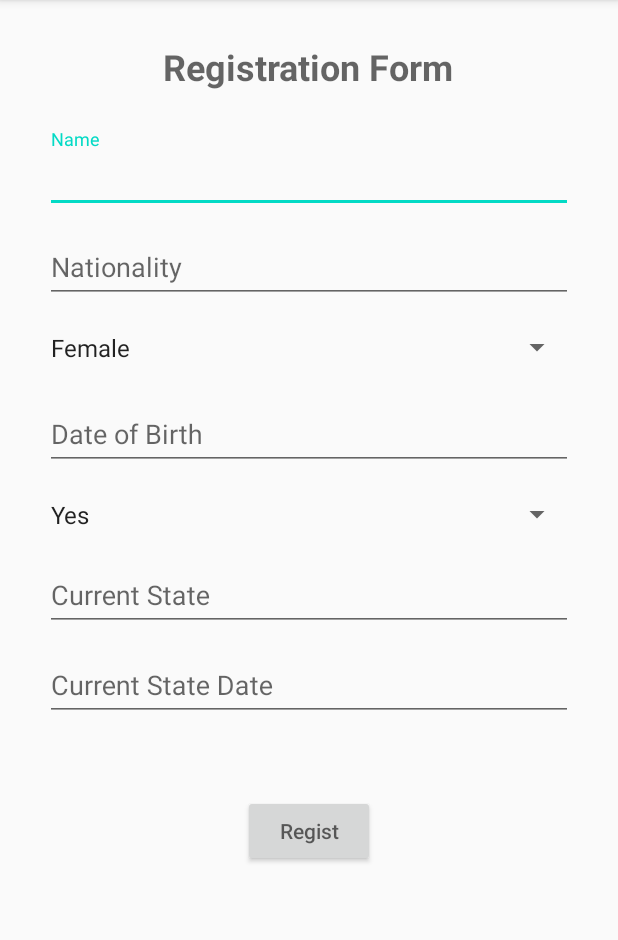
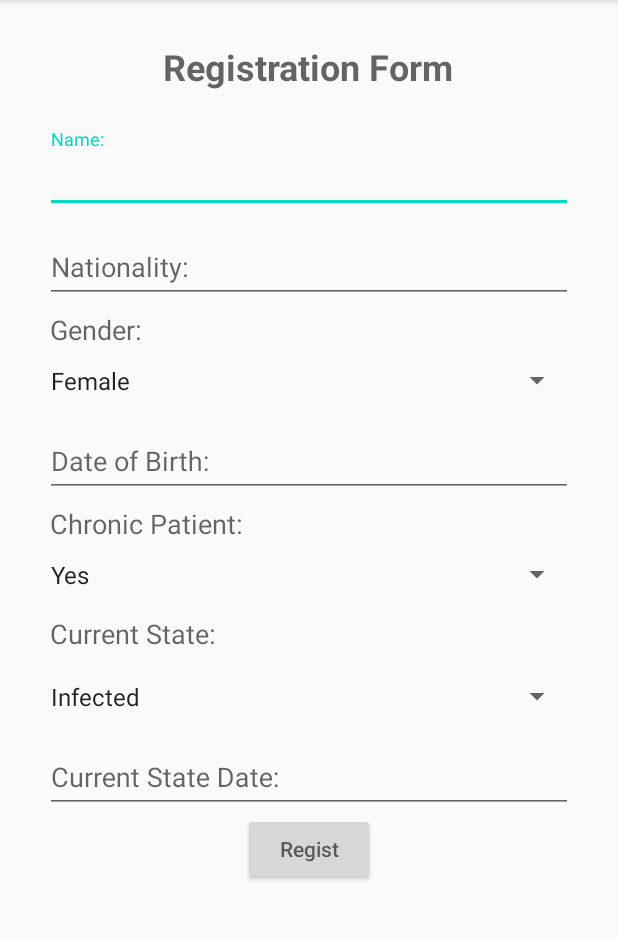
Before and after one commit to BadGomez/Projeto_Final, an Android app: the DisplayCreate screen opened directly, with no data from a screen before it, on a phone screen of 412 x 824 dp, the part 84-1024 px from its top. Run offline under Robolectric (Android 15) with nearby library versions, the phone set to English and light mode, and no system bars.

Commit message:
DropDown EstadoAtual; Atualização do layout para spinner; Traduções necessárias para os spinners.

```diff
--- a/app/src/main/java/com/example/projeto_final/DisplayCreate.java
+++ b/app/src/main/java/com/example/projeto_final/DisplayCreate.java
@@ -29,7 +29,7 @@ public class DisplayCreate extends AppCompatActivity {
         genero.add(getString(R.string.GeneroF));
         genero.add(getString(R.string.GeneroM));
 
-        ArrayAdapter<String> adapter = new ArrayAdapter<String>(this, android.R.layout.simple_spinner_item, genero);
+        ArrayAdapter <String> adapter = new ArrayAdapter<String>(this, android.R.layout.simple_spinner_item, genero);
 
         dropdowngenero.setAdapter(adapter);
 
@@ -54,9 +54,9 @@ public class DisplayCreate extends AppCompatActivity {
         DoencaCronica.add(getString(R.string.DoencaCronicaSim));
         DoencaCronica.add(getString(R.string.DoencaCronicaNao));
 
-        ArrayAdapter<String> adapter2 = new ArrayAdapter<String>(this, android.R.layout.simple_spinner_item, DoencaCronica);
+        ArrayAdapter <String> adapter2 = new ArrayAdapter<String>(this, android.R.layout.simple_spinner_item, DoencaCronica);
 
-        dropdownDoencaCronica.setAdapter((adapter2));
+        dropdownDoencaCronica.setAdapter(adapter2);
 
         dropdownDoencaCronica.setOnItemSelectedListener(new AdapterView.OnItemSelectedListener() {
             @Override
@@ -70,5 +70,32 @@ public class DisplayCreate extends AppCompatActivity {
             }
         });
      //------------------------------------------------------------
+     // ---------- Spinner de seleção do Estado Atual -------------
+
+        Spinner dropdownEstadoAtual;
+        dropdownEstadoAtual = (Spinner) findViewById(R.id.spinnerEstadoAtual);
+
+        final List<String> EstadoAtual = new ArrayList<>();
+        EstadoAtual.add(getString(R.string.EstadoInfetado));
+        EstadoAtual.add(getString(R.string.EstadoRecuperado));
+        EstadoAtual.add(getString(R.string.EstadoCritico));
+        EstadoAtual.add(getString(R.string.EstadoObito));
+
+        ArrayAdapter <String> adapter3 = new ArrayAdapter<String>(this, android.R.layout.simple_spinner_item, EstadoAtual);
+
+        dropdownEstadoAtual.setAdapter(adapter3);
+
+        dropdownEstadoAtual.setOnItemSelectedListener(new AdapterView.OnItemSelectedListener() {
+            @Override
+            public void onItemSelected(AdapterView<?> parent, View view, int position, long id) {
+                String strEstadoAtual = parent.getItemAtPosition(position).toString();
+            }
+
+            @Override
+            public void onNothingSelected(AdapterView<?> parent) {
+
+            }
+        });
+     //------------------------------------------------------------
     }
 }
--- a/app/src/main/res/layout/activity_display_create.xml
+++ b/app/src/main/res/layout/activity_display_create.xml
@@ -1,41 +1,19 @@
 <?xml version="1.0" encoding="utf-8"?>
-<androidx.constraintlayout.widget.ConstraintLayout xmlns:android="http://schemas.android.com/apk/res/android"
+<LinearLayout xmlns:android="http://schemas.android.com/apk/res/android"
     xmlns:app="http://schemas.android.com/apk/res-auto"
     xmlns:tools="http://schemas.android.com/tools"
     android:layout_width="match_parent"
     android:layout_height="match_parent"
+    android:gravity="center_horizontal"
+    android:orientation="vertical"
     tools:context=".DisplayCreate">
-
-    <Button
-        android:id="@+id/button3"
-        android:layout_width="wrap_content"
-        android:layout_height="wrap_content"
-        android:layout_marginTop="530dp"
-        android:hint="@string/Botão_Inscrever"
-        app:layout_constraintEnd_toEndOf="parent"
-        app:layout_constraintStart_toStartOf="parent"
-        app:layout_constraintTop_toTopOf="parent" />
-
-    <ScrollView
-        android:id="@+id/scrollView2"
-        android:layout_width="0dp"
-        android:layout_height="match_parent"
-        app:layout_constraintEnd_toEndOf="parent"
-        app:layout_constraintStart_toStartOf="parent">
-
-        <LinearLayout
-            android:layout_width="match_parent"
-            android:layout_height="wrap_content"
-            android:gravity="center_vertical|center_horizontal"
-            android:orientation="vertical">
-
-//https://stackoverflow.com/questions/31869660/android-how-to-center-my-custom-view-in-linearlayout --> android:gravity="center_vertical|center_horizontal"
 
     <TextView
         android:id="@+id/textView"
         android:layout_width="wrap_content"
         android:layout_height="wrap_content"
         android:layout_marginTop="28dp"
+        android:gravity="center_horizontal"
         android:hint="@string/Ficha_Inscrição"
         android:textSize="24sp"
         android:textStyle="bold" />
@@ -62,23 +40,33 @@
                 android:layout_width="match_parent"
                 android:layout_height="wrap_content"
                 android:hint="@string/Nacionalidade"
-                        android:inputType="textCapWords" />
+                android:inputType="textCapWords"
+                android:textColorHint="#FFFFFF" />
+
+            <TextView
+                android:id="@+id/textView5"
+                android:layout_width="338dp"
+                android:layout_height="wrap_content"
+                android:layout_marginLeft="3dp"
+                android:layout_marginTop="5dp"
+                android:layout_weight="1"
+                android:hint="@string/Genero"
+                android:textSize="18sp" />
 
             <Spinner
                 android:id="@+id/spinnerGenero"
                 android:layout_width="match_parent"
                 android:layout_height="43dp"
                 android:layout_marginStart="-4dp"
-                        android:layout_marginLeft="-4dp"
-                        android:layout_marginTop="8dp"
                 android:layout_weight="1"
+                android:longClickable="false"
                 android:scrollbarSize="4dp"
-                        android:spinnerMode="dialog" />
+                android:spinnerMode="dialog"
+                android:layout_marginLeft="-4dp" />
 
             <com.google.android.material.textfield.TextInputLayout
                 android:layout_width="match_parent"
-                        android:layout_height="wrap_content"
-                        android:layout_marginTop="4dp">
+                android:layout_height="wrap_content">
 
                 <com.google.android.material.textfield.TextInputEditText
                     android:layout_width="match_parent"
@@ -86,15 +74,45 @@
                     android:hint="@string/Data_Nascimento"
                     android:inputType="date" />
 
+                <TextView
+                    android:id="@+id/textView4"
+                    android:layout_width="338dp"
+                    android:layout_height="wrap_content"
+                    android:layout_marginLeft="3dp"
+                    android:layout_marginTop="5dp"
+                    android:layout_weight="1"
+                    android:hint="@string/DoenteCronico"
+                    android:textSize="18sp" />
+
                 <Spinner
                     android:id="@+id/spinnerDoencaCronica"
                     android:layout_width="match_parent"
                     android:layout_height="43dp"
+                    android:layout_marginStart="-4dp"
                     android:layout_marginLeft="-4dp"
-                            android:layout_marginTop="8dp"
                     android:layout_weight="1"
                     android:scrollbarSize="4dp"
                     android:spinnerMode="dialog" />
+
+                <TextView
+                    android:id="@+id/textView6"
+                    android:layout_width="338dp"
+                    android:layout_height="wrap_content"
+                    android:layout_marginLeft="3dp"
+                    android:layout_marginTop="5dp"
+                    android:layout_weight="1"
+                    android:hint="@string/Estado_Atual"
+                    android:textSize="18sp" />
+
+                <Spinner
+                    android:id="@+id/spinnerEstadoAtual"
+                    android:layout_width="match_parent"
+                    android:layout_height="43dp"
+                    android:layout_marginTop="8dp"
+                    android:layout_weight="1"
+                    android:layout_marginStart="-4dp"
+                    android:spinnerMode="dialog"
+                    android:layout_marginLeft="-4dp" />
 
                 <com.google.android.material.textfield.TextInputLayout
                     android:layout_width="match_parent"
@@ -103,28 +121,20 @@
                     <com.google.android.material.textfield.TextInputEditText
                         android:layout_width="match_parent"
                         android:layout_height="wrap_content"
-                                android:hint="@string/Estado_Atual"
-                                android:inputType="textCapWords" />
-
-                            <com.google.android.material.textfield.TextInputLayout
-                                android:layout_width="match_parent"
-                                android:layout_height="match_parent"
-                                android:layout_marginTop="4dp">
-
-                                <com.google.android.material.textfield.TextInputEditText
-                                    android:layout_width="match_parent"
-                                    android:layout_height="wrap_content"
                         android:hint="@string/Data_est_atual"
                         android:inputType="date" />
 
-                            </com.google.android.material.textfield.TextInputLayout>
                 </com.google.android.material.textfield.TextInputLayout>
 
             </com.google.android.material.textfield.TextInputLayout>
         </com.google.android.material.textfield.TextInputLayout>
 
     </com.google.android.material.textfield.TextInputLayout>
+
+    <Button
+        android:id="@+id/button3"
+        android:layout_width="wrap_content"
+        android:layout_height="wrap_content"
+        android:hint="@string/Botão_Inscrever" />
+
 </LinearLayout>
-    </ScrollView>
-
-</androidx.constraintlayout.widget.ConstraintLayout>
--- a/app/src/main/res/values/strings.xml
+++ b/app/src/main/res/values/strings.xml
@@ -4,14 +4,20 @@
     <string name="Botão_Ver">Check</string>
     <string name="Aplicacão_Nome">Covid-19 in Europe</string>
     <string name="Ficha_Inscrição">Registration Form</string>
-    <string name="Nome">Name</string>
-    <string name="Nacionalidade">Nationality</string>
-    <string name="Data_Nascimento">Date of Birth</string>
-    <string name="Estado_Atual">Current State</string>
-    <string name="Data_est_atual">Current State Date</string>
+    <string name="Nome">Name:</string>
+    <string name="Nacionalidade">Nationality:</string>
+    <string name="Data_Nascimento">Date of Birth:</string>
+    <string name="Estado_Atual">Current State:</string>
+    <string name="Data_est_atual">Current State Date:</string>
     <string name="Botão_Inscrever">Regist</string>
     <string name="GeneroF">Female</string>
     <string name="GeneroM">Male</string>
     <string name="DoencaCronicaSim">Yes</string>
     <string name="DoencaCronicaNao">No</string>
+    <string name="Genero">Gender:</string>
+    <string name="DoenteCronico">Chronic Patient:</string>
+    <string name="EstadoInfetado">Infected</string>
+    <string name="EstadoRecuperado">Recovered</string>
+    <string name="EstadoCritico">Critical</string>
+    <string name="EstadoObito">Death</string>
 </resources>
```
Also changed, not shown: 1 other file. Lines whose indentation alone changed are shown as unchanged.
